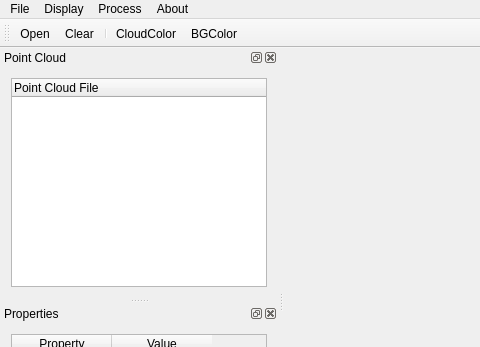
Old version of the form mainwindow.ui in the repository joeaaron/Learning3D; both pictures show x 0 to 480 and y 0 to 347 of the 1146 by 814 pixel window.
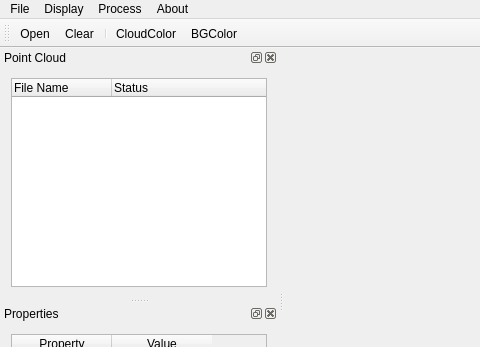
New version of the form. Icons and pictures are not drawn. Custom widgets are drawn as their Qt base class.

Diff of the .ui file:
```diff
--- a/mainwindow.ui
+++ b/mainwindow.ui
@@ -161,9 +161,17 @@
          <height>180</height>
         </size>
        </property>
+       <attribute name="headerVisible">
+        <bool>true</bool>
+       </attribute>
        <column>
         <property name="text">
-         <string notr="true">Point Cloud File</string>
+         <string notr="true">File Name</string>
+        </property>
+       </column>
+       <column>
+        <property name="text">
+         <string>Status</string>
         </property>
        </column>
       </widget>
```
Left out of the diff: 4 changed lines with no effect on the pictures.
